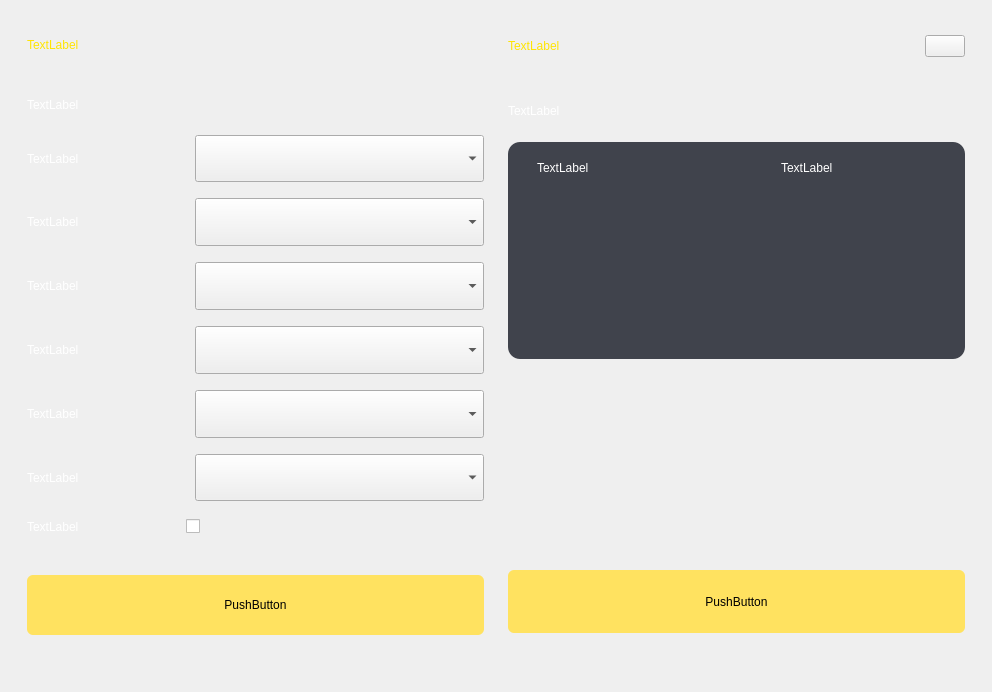
First picture: the form in tasklist/widgetaddtask.ui, repository LongyuHe1990/AgvMonitor, before the edit.
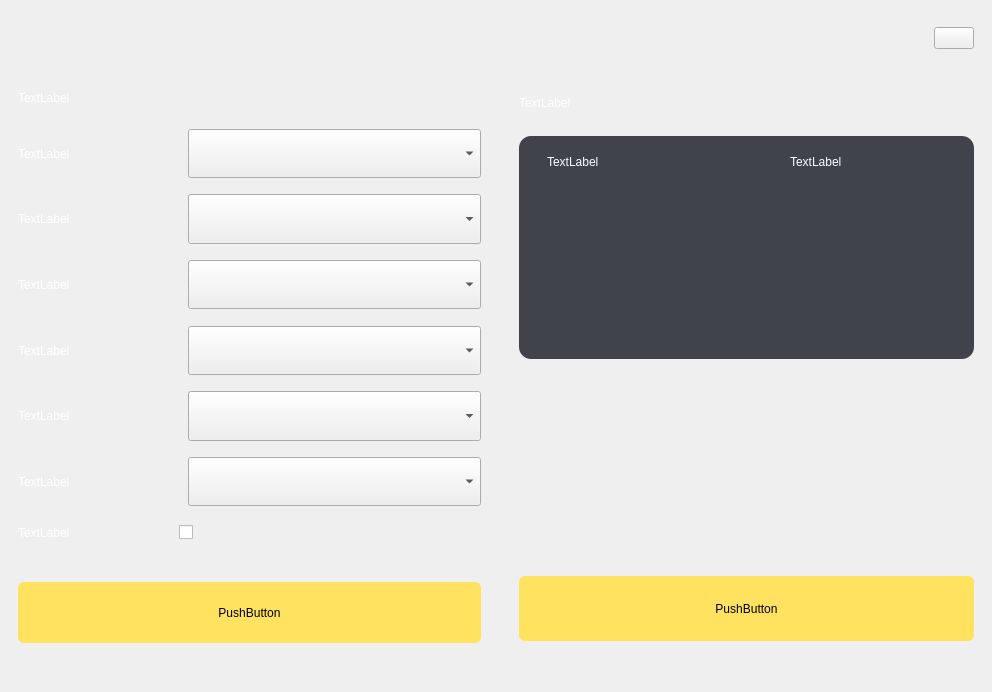
Second picture: the form after the edit. Icons and pictures are not drawn.

The edit to the form file:
```diff
--- a/tasklist/widgetaddtask.ui
+++ b/tasklist/widgetaddtask.ui
@@ -18,22 +18,26 @@
   </property>
   <layout class="QGridLayout" name="gridLayout" columnstretch="1">
    <property name="leftMargin">
-    <number>9</number>
+    <number>0</number>
    </property>
    <property name="topMargin">
-    <number>9</number>
+    <number>0</number>
    </property>
    <property name="rightMargin">
-    <number>9</number>
+    <number>0</number>
    </property>
    <property name="bottomMargin">
-    <number>9</number>
+    <number>0</number>
    </property>
    <property name="spacing">
-    <number>9</number>
+    <number>0</number>
    </property>
    <item row="0" column="0">
-    <widget class="QWidget" name="widget" native="true">
+    <widget class="QWidget" name="widget_3" native="true">
+     <property name="styleSheet">
+      <string notr="true">#widget_3{border-image: url(:/image/home_all/renwu_ditu.png);}
+</string>
+     </property>
      <layout class="QHBoxLayout" name="horizontalLayout_5" stretch="1,1">
       <item>
        <layout class="QVBoxLayout" name="verticalLayout_4" stretch="4,10,19,12,9,24,8,24,8,24,8,24,8,24,8,24,8,24,19,30,15">
@@ -47,7 +51,7 @@
          <number>9</number>
         </property>
         <property name="rightMargin">
-         <number>9</number>
+         <number>12</number>
         </property>
         <property name="bottomMargin">
          <number>9</number>
@@ -70,12 +74,10 @@
           <item>
            <widget class="QLabel" name="label">
             <property name="styleSheet">
-             <string notr="true">QLabel{background-color: rgb(255, 255, 255, 0);color: rgb(255, 229, 2);border:none;}
-
-</string>
+             <string notr="true">border-image: url(:/image/home_all/step1.png);</string>
             </property>
             <property name="text">
-             <string>TextLabel</string>
+             <string/>
             </property>
            </widget>
           </item>
@@ -621,7 +623,7 @@
          <number>0</number>
         </property>
         <property name="leftMargin">
-         <number>9</number>
+         <number>20</number>
         </property>
         <property name="topMargin">
          <number>9</number>
@@ -647,15 +649,16 @@
         </item>
         <item>
          <layout class="QHBoxLayout" name="horizontalLayout_14">
+          <property name="leftMargin">
+           <number>0</number>
+          </property>
           <item>
            <widget class="QLabel" name="label_2">
             <property name="styleSheet">
-             <string notr="true">QLabel{background-color: rgb(255, 255, 255, 0);color: rgb(255, 229, 2);border:none;}
-
-</string>
+             <string notr="true">border-image: url(:/image/home_all/step2.png);</string>
             </property>
             <property name="text">
-             <string>TextLabel</string>
+             <string/>
             </property>
            </widget>
           </item>
@@ -847,8 +850,8 @@
                <rect>
                 <x>0</x>
                 <y>0</y>
-                <width>457</width>
-                <height>151</height>
+                <width>455</width>
+                <height>156</height>
                </rect>
               </property>
               <property name="styleSheet">
```
Left out of the diff: 6 changed lines with no effect on the pictures.
